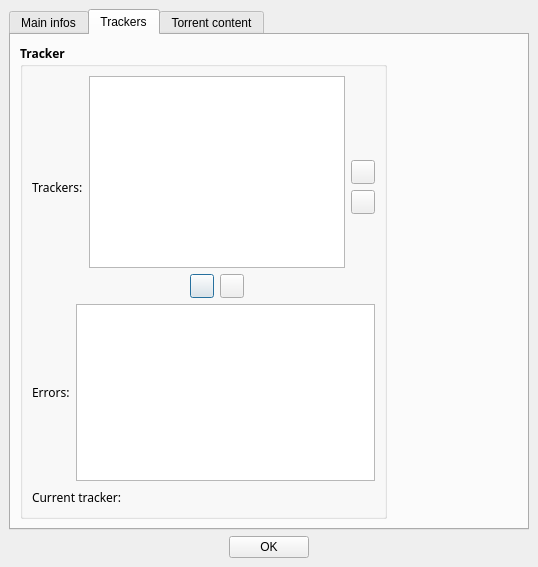
Old version of the form src/properties.ui in the repository SysAdminDoc/qBittorrent-Vanced.
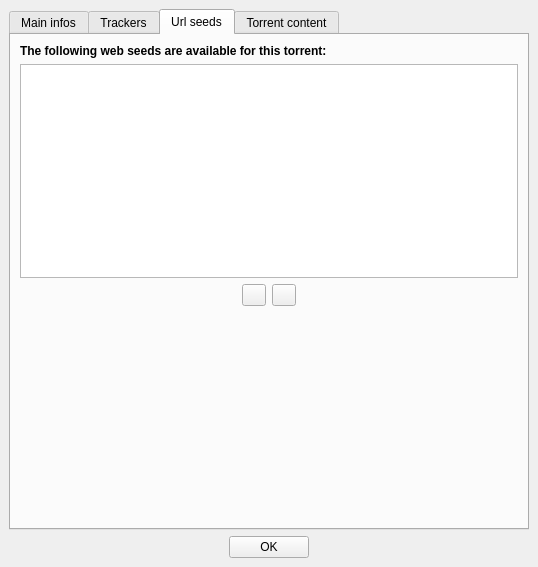
New version of the form. The open tabs and pages were chosen to show the change.

Commit message: -FEATURE: Url seeds are now displayed in torrent properties and are editable - Broke compatibility with Qt4.2. Will fix this a bit later (in the meantime, edit properties.ui)

```diff
--- a/src/properties.ui
+++ b/src/properties.ui
@@ -490,9 +490,7 @@
        <item>
         <widget class="QGroupBox" name="groupBox_2" >
          <property name="sizePolicy" >
-          <sizepolicy>
-           <hsizetype>0</hsizetype>
-           <vsizetype>0</vsizetype>
+          <sizepolicy vsizetype="Expanding" hsizetype="Expanding" >
            <horstretch>0</horstretch>
            <verstretch>0</verstretch>
           </sizepolicy>
@@ -561,9 +559,7 @@
               <item>
                <widget class="QListWidget" name="trackersURLS" >
                 <property name="sizePolicy" >
-                 <sizepolicy>
-                  <hsizetype>0</hsizetype>
-                  <vsizetype>0</vsizetype>
+                 <sizepolicy vsizetype="Expanding" hsizetype="Expanding" >
                   <horstretch>0</horstretch>
                   <verstretch>0</verstretch>
                  </sizepolicy>
@@ -822,7 +818,99 @@
        </item>
       </layout>
      </widget>
-     <widget class="QWidget" name="tab_2" >
+     <widget class="QWidget" name="tab_3" >
+      <attribute name="title" >
+       <string>Url seeds</string>
+      </attribute>
+      <layout class="QVBoxLayout" >
+       <item>
+        <widget class="QLabel" name="webSeeds_lbl" >
+         <property name="font" >
+          <font>
+           <weight>75</weight>
+           <bold>true</bold>
+          </font>
+         </property>
+         <property name="text" >
+          <string>The following web seeds are available for this torrent:</string>
+         </property>
+        </widget>
+       </item>
+       <item>
+        <widget class="QListWidget" name="listWebSeeds" />
+       </item>
+       <item>
+        <layout class="QHBoxLayout" >
+         <item>
+          <spacer>
+           <property name="orientation" >
+            <enum>Qt::Horizontal</enum>
+           </property>
+           <property name="sizeHint" >
+            <size>
+             <width>40</width>
+             <height>20</height>
+            </size>
+           </property>
+          </spacer>
+         </item>
+         <item>
+          <widget class="QPushButton" name="deleteWS_button" >
+           <property name="maximumSize" >
+            <size>
+             <width>24</width>
+             <height>24</height>
+            </size>
+           </property>
+           <property name="text" >
+            <string/>
+           </property>
+          </widget>
+         </item>
+         <item>
+          <widget class="QPushButton" name="addWS_button" >
+           <property name="maximumSize" >
+            <size>
+             <width>24</width>
+             <height>24</height>
+            </size>
+           </property>
+           <property name="text" >
+            <string/>
+           </property>
+          </widget>
+         </item>
+         <item>
+          <spacer>
+           <property name="orientation" >
+            <enum>Qt::Horizontal</enum>
+           </property>
+           <property name="sizeHint" >
+            <size>
+             <width>40</width>
+             <height>20</height>
+            </size>
+           </property>
+          </spacer>
+         </item>
+        </layout>
+       </item>
+       <item>
+        <spacer>
+         <property name="orientation" >
+          <enum>Qt::Vertical</enum>
+         </property>
+         <property name="sizeHint" >
+          <size>
+           <width>20</width>
+           <height>40</height>
+          </size>
+         </property>
+        </spacer>
+       </item>
+      </layout>
+     </widget>
+     <widget class="QWidget" name="tab_4" >
       <attribute name="title" >
        <string>Torrent content</string>
       </attribute>
@@ -906,12 +994,21 @@
    </item>
    <item>
     <layout class="QHBoxLayout" >
-     <property name="margin" >
-      <number>0</number>
-     </property>
      <property name="spacing" >
       <number>6</number>
      </property>
+     <property name="leftMargin" >
+      <number>0</number>
+     </property>
+     <property name="topMargin" >
+      <number>0</number>
+     </property>
+     <property name="rightMargin" >
+      <number>0</number>
+     </property>
+     <property name="bottomMargin" >
+      <number>0</number>
+     </property>
      <item>
       <spacer>
        <property name="orientation" >
```
Left out of the diff: 293 changed lines with no effect on the pictures. The commit also changes 8 other files.
